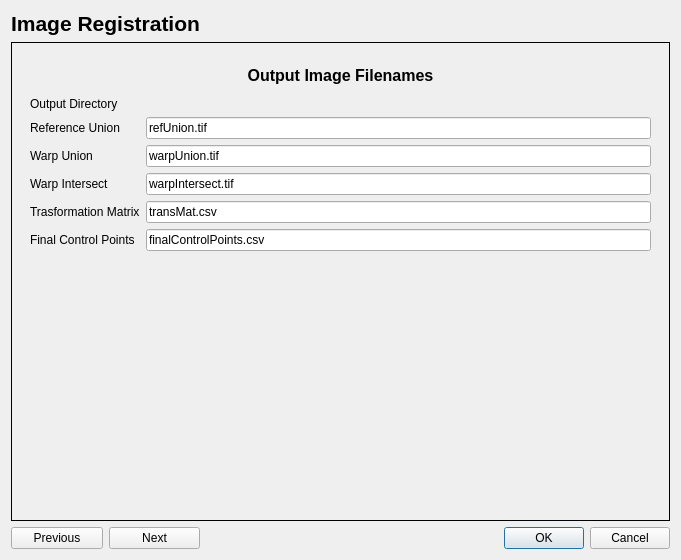
This is image_registration/image_registration_dialog_base.ui in AUGSignals/qgis-plugins as Qt 5 draws it before an edit. The edited form follows.
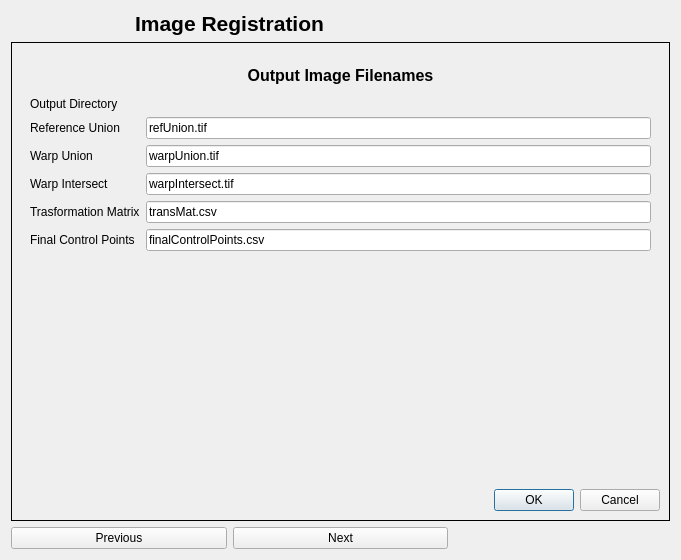
This is the edited form. Custom widgets are drawn as their Qt base class.

```diff
--- a/image_registration/image_registration_dialog_base.ui
+++ b/image_registration/image_registration_dialog_base.ui
@@ -648,6 +648,19 @@
          </layout>
         </widget>
        </item>
+       <item row="1" column="0">
+        <widget class="QDialogButtonBox" name="button_box">
+         <property name="orientation">
+          <enum>Qt::Horizontal</enum>
+         </property>
+         <property name="standardButtons">
+          <set>QDialogButtonBox::Cancel|QDialogButtonBox::Ok</set>
+         </property>
+         <property name="centerButtons">
+          <bool>false</bool>
+         </property>
+        </widget>
+       </item>
       </layout>
      </widget>
     </widget>
@@ -666,19 +679,6 @@
      </property>
     </widget>
    </item>
-   <item row="2" column="2">
-    <widget class="QDialogButtonBox" name="button_box">
-     <property name="orientation">
-      <enum>Qt::Horizontal</enum>
-     </property>
-     <property name="standardButtons">
-      <set>QDialogButtonBox::Cancel|QDialogButtonBox::Ok</set>
-     </property>
-     <property name="centerButtons">
-      <bool>false</bool>
-     </property>
-    </widget>
-   </item>
   </layout>
  </widget>
  <customwidgets>
```
Left out of the diff: 16 changed lines with no effect on the pictures.
